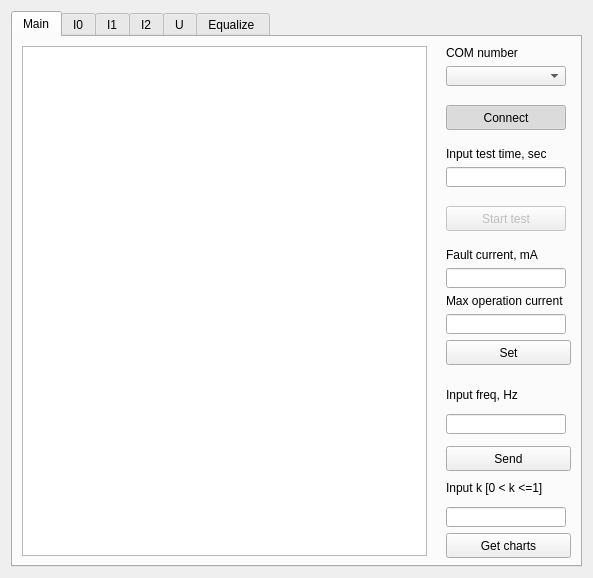
The window that widget.ui (TamaraSoloveva/DvigMon) describes before a commit, drawn with Qt 5.
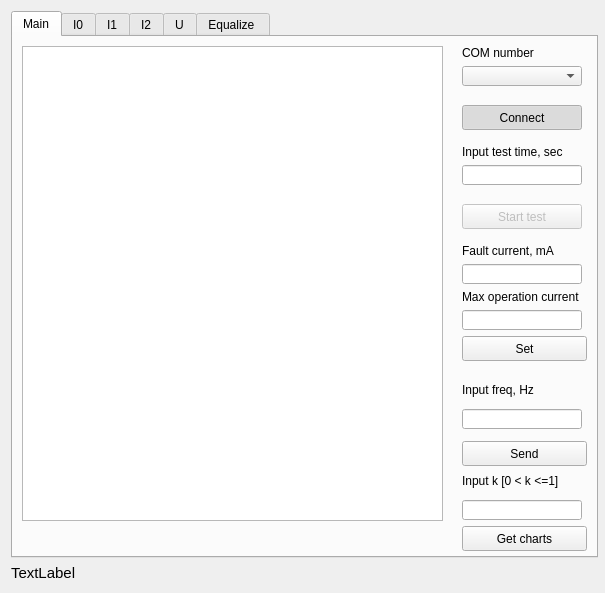
The same window after the commit.

What changed in the file:
```diff
--- a/widget.ui
+++ b/widget.ui
@@ -6,26 +6,26 @@
    <rect>
     <x>0</x>
     <y>0</y>
-    <width>593</width>
-    <height>578</height>
+    <width>605</width>
+    <height>593</height>
    </rect>
   </property>
   <property name="minimumSize">
    <size>
     <width>561</width>
-    <height>578</height>
+    <height>593</height>
    </size>
   </property>
   <property name="windowTitle">
    <string>DvigMon</string>
   </property>
-  <layout class="QGridLayout" name="gridLayout_5">
-   <item row="0" column="0">
+  <layout class="QVBoxLayout" name="verticalLayout_2">
+   <item>
     <widget class="QTabWidget" name="tabWidget">
      <property name="minimumSize">
       <size>
-       <width>561</width>
-       <height>555</height>
+       <width>587</width>
+       <height>544</height>
       </size>
      </property>
      <property name="currentIndex">
@@ -35,8 +35,8 @@
       <attribute name="title">
        <string>Main</string>
       </attribute>
-      <layout class="QGridLayout" name="gridLayout_2">
-       <item row="0" column="0">
+      <layout class="QHBoxLayout" name="horizontalLayout">
+       <item>
         <layout class="QGridLayout" name="gridLayout_3">
          <item row="0" column="0">
           <widget class="QTextEdit" name="textEdit">
@@ -45,23 +45,7 @@
            </property>
           </widget>
          </item>
-         <item row="0" column="1">
-          <spacer name="horizontalSpacer">
-           <property name="orientation">
-            <enum>Qt::Horizontal</enum>
-           </property>
-           <property name="sizeType">
-            <enum>QSizePolicy::Maximum</enum>
-           </property>
-           <property name="sizeHint" stdset="0">
-            <size>
-             <width>13</width>
-             <height>20</height>
-            </size>
-           </property>
-          </spacer>
-         </item>
-         <item row="0" column="2">
+         <item row="0" column="2" rowspan="2">
           <layout class="QVBoxLayout" name="verticalLayout">
            <item>
             <widget class="QLabel" name="label">
@@ -525,6 +509,22 @@
            </item>
           </layout>
          </item>
+         <item row="1" column="1">
+          <spacer name="horizontalSpacer">
+           <property name="orientation">
+            <enum>Qt::Horizontal</enum>
+           </property>
+           <property name="sizeType">
+            <enum>QSizePolicy::Maximum</enum>
+           </property>
+           <property name="sizeHint" stdset="0">
+            <size>
+             <width>13</width>
+             <height>20</height>
+            </size>
+           </property>
+          </spacer>
+         </item>
         </layout>
        </item>
       </layout>
@@ -678,6 +678,18 @@
      </widget>
     </widget>
    </item>
+   <item>
+    <widget class="QLabel" name="label_8">
+     <property name="font">
+      <font>
+       <pointsize>11</pointsize>
+      </font>
+     </property>
+     <property name="text">
+      <string>TextLabel</string>
+     </property>
+    </widget>
+   </item>
   </layout>
  </widget>
  <resources>
```
Left out of the diff: 4 changed lines with no effect on the pictures.
